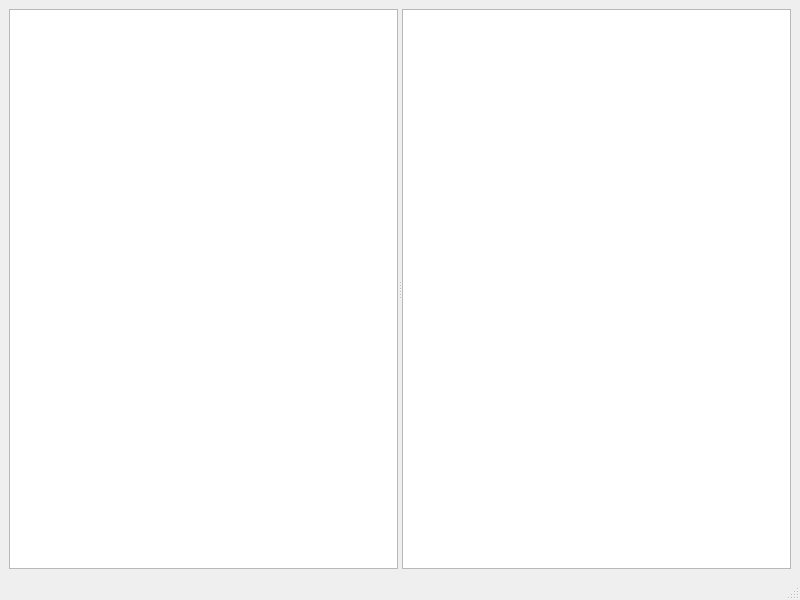
This is mainwindow.ui in AngryFender/Remini as Qt 5 draws it before an edit. The edited form follows.
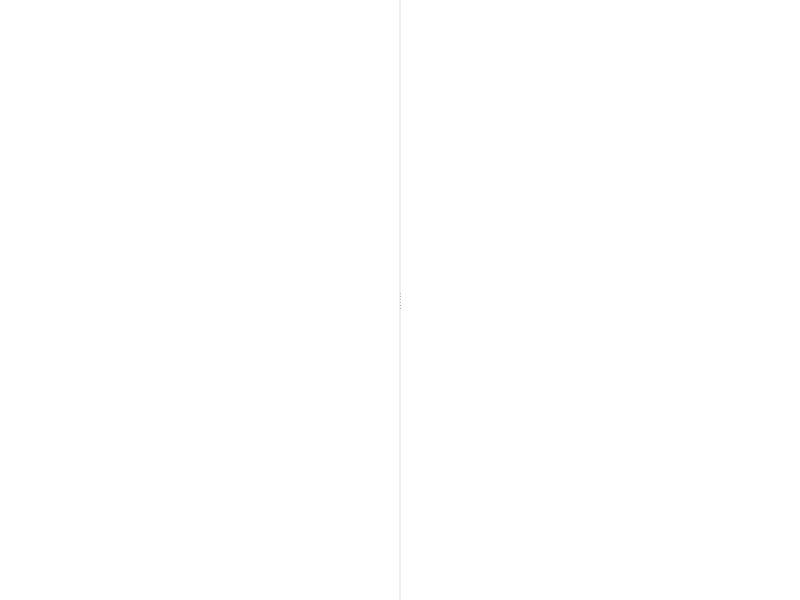
This is the edited form.

Commit message: 1. Hidden the expanding button in tree view 2. Folder now expand/collapse with a button press 3. Changes some UI

Diff of the .ui file:
```diff
--- a/mainwindow.ui
+++ b/mainwindow.ui
@@ -14,14 +14,51 @@
    <string>Remini</string>
   </property>
   <widget class="QWidget" name="centralwidget">
+   <property name="sizePolicy">
+    <sizepolicy hsizetype="Expanding" vsizetype="Expanding">
+     <horstretch>0</horstretch>
+     <verstretch>0</verstretch>
+    </sizepolicy>
+   </property>
    <layout class="QHBoxLayout" name="horizontalLayout">
+    <property name="spacing">
+     <number>0</number>
+    </property>
+    <property name="leftMargin">
+     <number>0</number>
+    </property>
+    <property name="topMargin">
+     <number>0</number>
+    </property>
+    <property name="rightMargin">
+     <number>0</number>
+    </property>
+    <property name="bottomMargin">
+     <number>0</number>
+    </property>
     <item>
      <widget class="QSplitter" name="splitter">
       <property name="orientation">
        <enum>Qt::Horizontal</enum>
       </property>
-      <widget class="QTreeView" name="uiTreeView"/>
+      <property name="handleWidth">
+       <number>2</number>
+      </property>
+      <widget class="QTreeView" name="uiTreeView">
+       <property name="frameShape">
+        <enum>QFrame::NoFrame</enum>
+       </property>
+       <property name="frameShadow">
+        <enum>QFrame::Plain</enum>
+       </property>
+       <property name="lineWidth">
+        <number>0</number>
+       </property>
+      </widget>
       <widget class="QTextEdit" name="uiTextView">
+       <property name="frameShape">
+        <enum>QFrame::NoFrame</enum>
+       </property>
        <property name="markdown">
         <string notr="true"/>
        </property>
@@ -30,7 +67,6 @@
     </item>
    </layout>
   </widget>
-  <widget class="QStatusBar" name="statusbar"/>
  </widget>
  <resources/>
  <connections/>
```
The commit also changes 2 other files.
